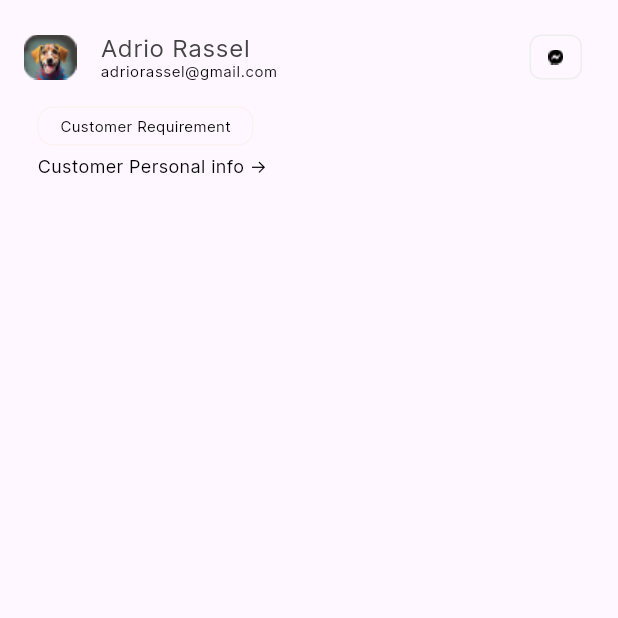
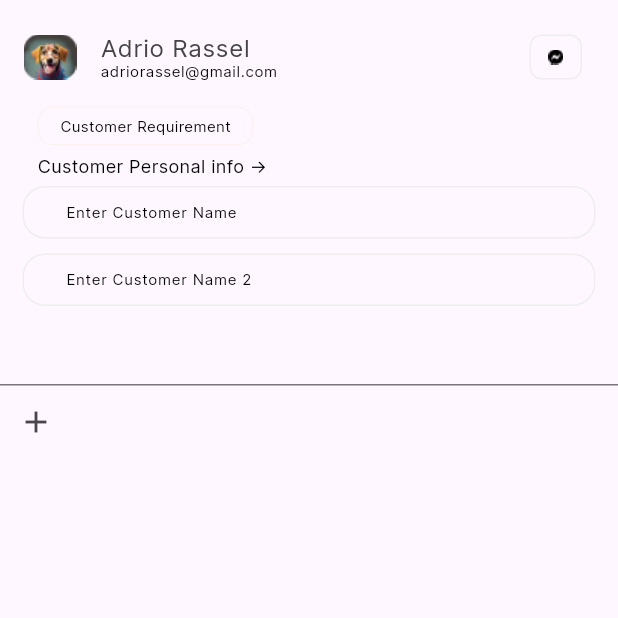
Before and after one commit to mehediFlutter/Pilot_Bazar_Admin, a Flutter app: the CustomerRequirementInputFilds screen opened directly, on a phone screen of 412 x 824 dp, the top half of it. Run offline on Flutter 3.47's test engine with Material 3 defaults, Android fonts, the light colour scheme and no system bars.

Commit message:
customer request input fields screens

```diff
--- a/lib/package/customer_requirement_store/customer_required_textFild.dart
+++ b/lib/package/customer_requirement_store/customer_required_textFild.dart
@@ -0,0 +1,57 @@
+import 'package:flutter/material.dart';
+import 'package:pilot_bazar_admin/const/color.dart';
+
+class CustmerRequiredTextFild extends StatefulWidget {
+  final TextEditingController customerNameController;
+  final String? hintTextForCustomerNameController;
+  final Function(dynamic)? function;
+
+  const CustmerRequiredTextFild(
+      {super.key,
+      required this.customerNameController,
+      this.hintTextForCustomerNameController,
+      this.function});
+
+  @override
+  State<CustmerRequiredTextFild> createState() =>
+      _CustmerRequiredTextFildState();
+}
+
+class _CustmerRequiredTextFildState extends State<CustmerRequiredTextFild> {
+  @override
+  Widget build(BuildContext context) {
+    return Padding(
+      padding: EdgeInsets.symmetric(horizontal: 15, vertical: 5),
+      child: TextFormField(
+        onChanged: (value) {
+          if(widget.function !=null){
+            widget.function!(value);
+          }
+
+        },
+
+
+        style: small10Style,
+
+        controller: widget.customerNameController,
+        decoration: InputDecoration(
+            prefix: SizedBox(
+              width: 20,
+            ),
+            isDense: true,
+            contentPadding: EdgeInsets.symmetric(vertical: 10, horizontal: 5),
+            hintText: widget.hintTextForCustomerNameController,
+            hintStyle: small10Style.copyWith(fontWeight: FontWeight.w400),
+            enabledBorder: OutlineInputBorder(
+                borderRadius: BorderRadius.circular(15),
+                borderSide: BorderSide(color: Color(0xFFEEEEEE))),
+            focusedBorder: OutlineInputBorder(
+                borderRadius: BorderRadius.circular(15),
+                borderSide: BorderSide(color: Colors.grey))),
+        cursorColor: Colors.black,
+        cursorWidth: 1,
+        // cursorHeight: 20,
+      ),
+    );
+  }
+}
--- a/lib/package/customer_requirement_store/customer_requirement_input_file.dart
+++ b/lib/package/customer_requirement_store/customer_requirement_input_fields_screen.dart
@@ -2,6 +2,7 @@ import 'package:flutter/material.dart';
 import 'package:pilot_bazar_admin/const/color.dart';
 import 'package:pilot_bazar_admin/package/chatting/chat_font_screen.dart';
 import 'package:pilot_bazar_admin/package/customer_care_service/customer_profuile_bar.dart';
+import 'package:pilot_bazar_admin/package/customer_requirement_store/customer_required_textFild.dart';
 import 'package:pilot_bazar_admin/profile/profile.dart';
 
 class CustomerRequirementInputFilds extends StatefulWidget {
@@ -14,6 +15,8 @@ class CustomerRequirementInputFilds extends StatefulWidget {
 
 class _CustomerRequirementInputFildsState
     extends State<CustomerRequirementInputFilds> {
+      TextEditingController customerNameController = TextEditingController();
+      TextEditingController customerNameController2 = TextEditingController();
   @override
   Widget build(BuildContext context) {
     return SafeArea(
@@ -54,10 +57,33 @@ class _CustomerRequirementInputFildsState
             Padding(
               padding: const EdgeInsets.only(left: 25,top: 5),
               child: Text("Customer Personal info ->",style: small12Style,),
-            )
+            ),
+            CustmerRequiredTextFild(
+              customerNameController: customerNameController,
+              hintTextForCustomerNameController: 'Enter Customer Name',
+            ),
+            CustmerRequiredTextFild(
+              function: (dynamic value) {
+                print(value);
+              },
+
+              customerNameController: customerNameController2,
+              hintTextForCustomerNameController: 'Enter Customer Name 2',
+            ),
+            TextFormField(
+              controller: customerNameController,
+              onChanged: filter
+            ),
+
+
+            IconButton(onPressed: (){
+              print(customerNameController.text);
+              print(customerNameController2.text);
+            }, icon: Icon(Icons.add))
           ],
         ),
       ),
     ));
   }
+  filter(String name){}
 }
```
